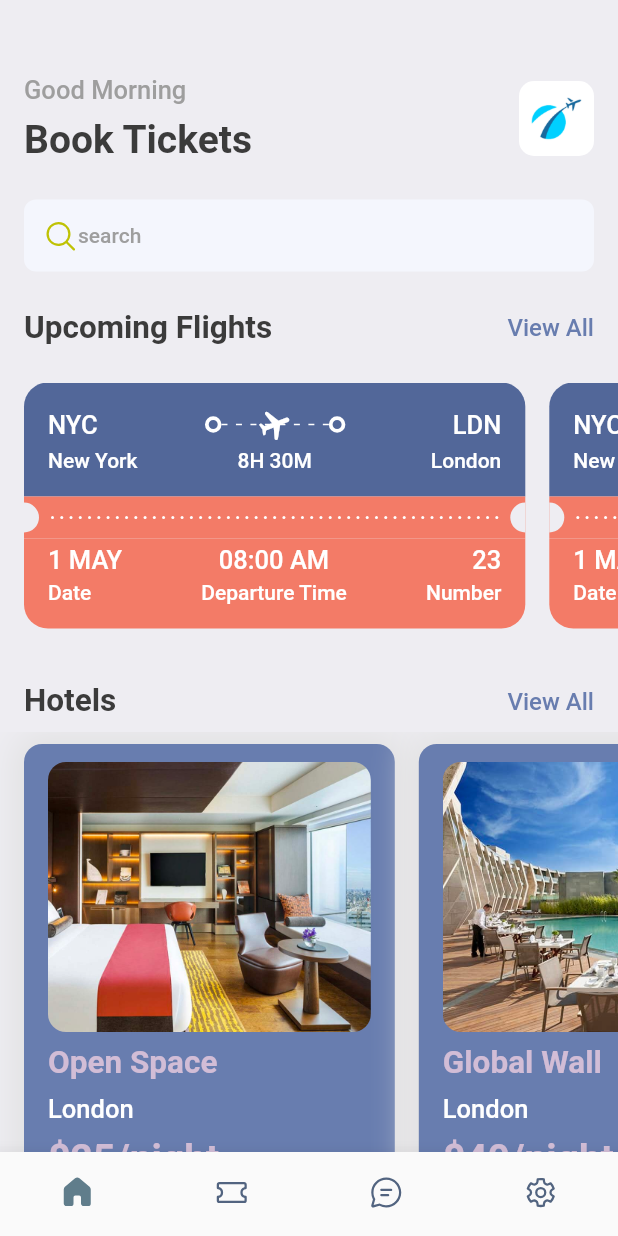
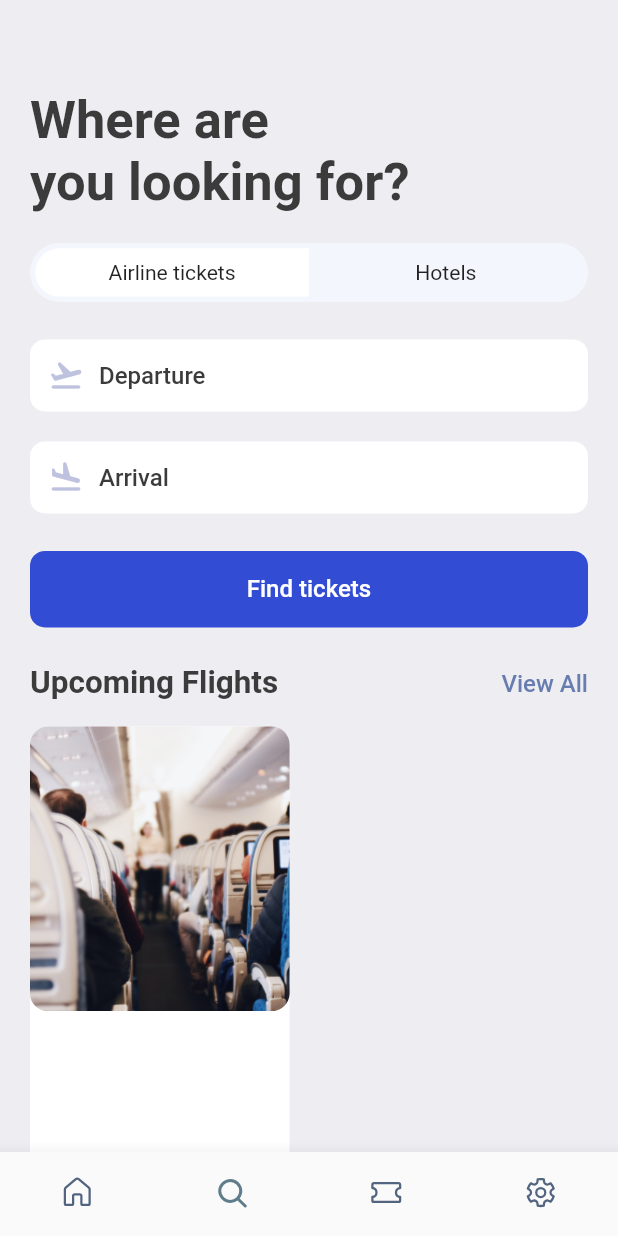
Before and after one commit to arunlam/flutterlearn, a Flutter app: the screen it shows after launch, on a phone screen of 412 x 824 dp. Run offline on Flutter 3.47's test engine with Material 2 defaults, Android fonts, the phone set to English and light mode, and no system bars; our stand-ins replace fluentui_icons, gap, get.

Commit message:
search-screen

```diff
--- a/lib/screens/bottom_bar.dart
+++ b/lib/screens/bottom_bar.dart
@@ -1,5 +1,6 @@
 import 'package:bookticket/screens/chat_screen.dart';
 import 'package:bookticket/screens/home_screen.dart';
+import 'package:bookticket/screens/search_screen.dart';
 import 'package:bookticket/screens/setting_screen.dart';
 import 'package:bookticket/screens/ticket_screen.dart';
 import 'package:fluentui_icons/fluentui_icons.dart';
@@ -13,11 +14,11 @@ class BottomBar extends StatefulWidget {
 }
 
 class _BottomBarState extends State<BottomBar> {
-  int _selectedBottomItem = 0;
+  int _selectedBottomItem = 1;
   static final List<Widget> _widgetOptions = <Widget>[
     const HomeScreen(),
+    const SearchScreen(),
     const TicketScreen(),
-    const ChatScreen(),
     const SettingScreen(),
   ];
 
@@ -49,14 +50,14 @@ class _BottomBarState extends State<BottomBar> {
                 activeIcon: Icon(FluentSystemIcons.ic_fluent_home_filled),
                 label: 'Home'),
             BottomNavigationBarItem(
+              icon: Icon(FluentSystemIcons.ic_fluent_search_regular),
+              activeIcon: Icon(FluentSystemIcons.ic_fluent_search_filled),
+              label: 'Search',
+            ),
+            BottomNavigationBarItem(
               icon: Icon(FluentSystemIcons.ic_fluent_ticket_regular),
               activeIcon: Icon(FluentSystemIcons.ic_fluent_ticket_filled),
               label: 'Ticket',
-            ),
-            BottomNavigationBarItem(
-              icon: Icon(FluentSystemIcons.ic_fluent_chat_regular),
-              activeIcon: Icon(FluentSystemIcons.ic_fluent_chat_filled),
-              label: 'Chat',
             ),
             BottomNavigationBarItem(
               icon: Icon(FluentSystemIcons.ic_fluent_settings_regular),
--- a/lib/screens/home_screen.dart
+++ b/lib/screens/home_screen.dart
@@ -2,6 +2,7 @@ import 'package:bookticket/screens/hotel_screen.dart';
 import 'package:bookticket/screens/ticket_view.dart';
 import 'package:bookticket/utils/app_info_list.dart';
 import 'package:bookticket/utils/app_styles.dart';
+import 'package:bookticket/widgets/double_text_widget.dart';
 import 'package:fluentui_icons/fluentui_icons.dart';
 import 'package:flutter/material.dart';
 import 'package:gap/gap.dart';
@@ -69,25 +70,8 @@ class HomeScreen extends StatelessWidget {
                   ),
                 ),
                 const Gap(25),
-                Row(
-                  mainAxisAlignment: MainAxisAlignment.spaceBetween,
-                  children: [
-                    Text(
-                      'Upcoming Flights',
-                      style: AppStyles.headlineStyle2,
-                    ),
-                    InkWell(
-                      onTap: () {
-                        print('you tapped.');
-                      },
-                      child: Text(
-                        'View All',
-                        style: AppStyles.textStyle
-                            .copyWith(color: AppStyles.primaryColor),
-                      ),
-                    ),
-                  ],
-                ),
+                const AppDoubleTextWidget(
+                    bigText: 'Upcoming Flights', smallText: 'View All'),
               ],
             ),
           ),
@@ -96,36 +80,14 @@ class HomeScreen extends StatelessWidget {
             scrollDirection: Axis.horizontal,
             padding: const EdgeInsets.only(left: 16),
             child: Row(
-              children: const [
-                TicketView(),
-                TicketView(),
-                TicketView(),
-                TicketView(),
-              ],
+              children: ticketList.map((e) => TicketView(ticket: e)).toList(),
             ),
           ),
           // const Gap(8),
           Container(
             padding: const EdgeInsets.symmetric(horizontal: 16),
-            child: Row(
-              mainAxisAlignment: MainAxisAlignment.spaceBetween,
-              children: [
-                Text(
-                  'Hotels',
-                  style: AppStyles.headlineStyle2,
-                ),
-                InkWell(
-                  onTap: () {
-                    print('you tapped.');
-                  },
-                  child: Text(
-                    'View All',
-                    style: AppStyles.textStyle
-                        .copyWith(color: AppStyles.primaryColor),
-                  ),
-                ),
-              ],
-            ),
+            child: const AppDoubleTextWidget(
+                bigText: 'Hotels', smallText: 'View All'),
           ),
           const Gap(8),
           SingleChildScrollView(
--- /dev/null
+++ b/lib/screens/search_screen.dart
@@ -0,0 +1,124 @@
+import 'package:bookticket/utils/app_layout.dart';
+import 'package:bookticket/widgets/icon_text_widget.dart';
+import 'package:flutter/material.dart';
+import 'package:bookticket/utils/app_styles.dart';
+import 'package:gap/gap.dart';
+
+import '../widgets/double_text_widget.dart';
+
+class SearchScreen extends StatelessWidget {
+  const SearchScreen({Key? key}) : super(key: key);
+
+  @override
+  Widget build(BuildContext context) {
+    final size = AppLayout.getSize(context);
+    return Scaffold(
+      backgroundColor: AppStyles.bgColor,
+      body: ListView(
+        padding: EdgeInsets.symmetric(
+            horizontal: AppLayout.getWidth(20),
+            vertical: AppLayout.getHeight(20)),
+        children: [
+          Gap(AppLayout.getHeight(40)),
+          Text(
+            "Where are\nyou looking for?",
+            style: AppStyles.headlineStyle1
+                .copyWith(fontSize: AppLayout.getWidth(35)),
+          ),
+          Gap(AppLayout.getHeight(20)),
+          FittedBox(
+            child: Container(
+              padding: EdgeInsets.all(AppLayout.getHeight(3.5)),
+              decoration: BoxDecoration(
+                borderRadius: BorderRadius.circular(AppLayout.getHeight(50)),
+                color: const Color(0xFFF4F6FD),
+              ),
+              child: Row(children: [
+                /* Airline tickets */
+                Container(
+                  width: AppLayout.getScreenWidth() * AppLayout.getWidth(0.44),
+                  padding:
+                      EdgeInsets.symmetric(vertical: AppLayout.getHeight(8)),
+                  decoration: BoxDecoration(
+                    borderRadius: BorderRadius.horizontal(
+                        left: Radius.circular(AppLayout.getHeight(50))),
+                    color: Colors.white,
+                  ),
+                  child: const Center(child: Text('Airline tickets')),
+                ),
+                /* Hotels */
+                Container(
+                  width: AppLayout.getScreenWidth() * AppLayout.getWidth(0.44),
+                  padding:
+                      EdgeInsets.symmetric(vertical: AppLayout.getHeight(8)),
+                  decoration: BoxDecoration(
+                    borderRadius: BorderRadius.horizontal(
+                        right: Radius.circular(AppLayout.getHeight(50))),
+                    color: Colors.transparent,
+                  ),
+                  child: const Center(child: Text('Hotels')),
+                ),
+              ]),
+            ),
+          ),
+          Gap(AppLayout.getHeight(25)),
+          const AppIconText(
+              icon: Icons.flight_takeoff_rounded, text: 'Departure'),
+          Gap(AppLayout.getHeight(20)),
+          const AppIconText(icon: Icons.flight_land_rounded, text: 'Arrival'),
+          Gap(AppLayout.getHeight(25)),
+          Container(
+            padding: EdgeInsets.symmetric(
+              horizontal: AppLayout.getWidth(16),
+              vertical: AppLayout.getHeight(16),
+            ),
+            decoration: BoxDecoration(
+              borderRadius: BorderRadius.circular(AppLayout.getWidth(10)),
+              color: const Color(0xD91130CE),
+            ),
+            child: Center(
+              child: Text(
+                'Find tickets',
+                style: AppStyles.textStyle.copyWith(color: Colors.white),
+              ),
+            ),
+          ),
+          Gap(AppLayout.getHeight(25)),
+          const AppDoubleTextWidget(
+              bigText: 'Upcoming Flights', smallText: 'View All'),
+          Gap(AppLayout.getHeight(16)),
+          Row(
+            children: [
+              Container(
+                height: AppLayout.getHeight(400),
+                width: size.width * 0.42,
+                decoration: BoxDecoration(
+                  color: Colors.white,
+                  borderRadius: BorderRadius.circular(
+                    AppLayout.getHeight(12),
+                  ),
+                ),
+                child: Column(
+                  children: [
+                    Container(
+                      height: AppLayout.getHeight(190),
+                      decoration: BoxDecoration(
+                        image: const DecorationImage(
+                          fit: BoxFit.cover,
+                          image: AssetImage("assets/images/sit.jpg"),
+                        ),
+                        borderRadius: BorderRadius.circular(
+                          AppLayout.getHeight(12),
+                        ),
+                      ),
+                    ),
+                  ],
+                ),
+              ),
+            ],
+          ),
+        ],
+      ),
+    );
+  }
+}
--- a/lib/screens/ticket_view.dart
+++ b/lib/screens/ticket_view.dart
@@ -5,26 +5,27 @@ import 'package:flutter/material.dart';
 import 'package:gap/gap.dart';
 
 class TicketView extends StatelessWidget {
-  const TicketView({Key? key}) : super(key: key);
+  final Map<String, dynamic> ticket;
+  const TicketView({Key? key, required this.ticket}) : super(key: key);
 
   @override
   Widget build(BuildContext context) {
     final size = AppLayout.getSize(context);
     return SizedBox(
       width: size.width * 0.85,
-      height: 200,
+      height: AppLayout.getHeight(200),
       child: Container(
-        margin: const EdgeInsets.only(right: 16),
+        margin: EdgeInsets.only(right: AppLayout.getWidth(16)),
         child: Column(
           mainAxisSize: MainAxisSize.min,
           children: [
             // ! showing the blue paart of the card/ticket
             Container(
-              decoration: const BoxDecoration(
-                color: Color(0xFF526799),
+              decoration: BoxDecoration(
+                color: const Color(0xFF526799),
                 borderRadius: BorderRadius.only(
-                  topLeft: Radius.circular(16),
-                  topRight: Radius.circular(16),
+                  topLeft: Radius.circular(AppLayout.getHeight(16)),
+                  topRight: Radius.circular(AppLayout.getHeight(16)),
                 ),
               ),
               padding: const EdgeInsets.all(16),
@@ -33,7 +34,7 @@ class TicketView extends StatelessWidget {
                   Row(
                     children: [
                       Text(
-                        'NYC',
+                        ticket['from']['code'].toString(),
                         style: AppStyles.headlineStyle3
                             .copyWith(color: Colors.white),
                       ),
@@ -81,7 +82,7 @@ class TicketView extends StatelessWidget {
                       const ThickContainer(),
                       const Spacer(),
                       Text(
-                        'LDN',
+                        ticket['to']['code'].toString(),
                         style: AppStyles.headlineStyle3
                             .copyWith(color: Colors.white),
                       )
@@ -94,20 +95,20 @@ class TicketView extends StatelessWidget {
                       SizedBox(
                         width: 100,
                         child: Text(
-                          'New York',
+                          ticket['from']['name'].toString(),
                           style: AppStyles.headlineStyle4
                               .copyWith(color: Colors.white),
                         ),
                       ),
                       Text(
-                        '8H 30M',
+                        ticket['flying_time'].toString(),
                         style: AppStyles.headlineStyle4
                             .copyWith(color: Colors.white),
                       ),
                       SizedBox(
                         width: 100,
                         child: Text(
-                          'London',
+                          ticket['to']['name'].toString(),
                           textAlign: TextAlign.end,
                           style: AppStyles.headlineStyle4
                               .copyWith(color: Colors.white),
@@ -124,15 +125,15 @@ class TicketView extends StatelessWidget {
               padding: const EdgeInsets.symmetric(vertical: 4),
               child: Row(
                 children: [
-                  const SizedBox(
-                    height: 20,
-                    width: 10,
+                  SizedBox(
+                    height: AppLayout.getHeight(20),
+                    width: AppLayout.getWidth(10),
                     child: DecoratedBox(
                       decoration: BoxDecoration(
-                        color: Color(0xFFEEEDF2),
+                        color: const Color(0xFFEEEDF2),
                         borderRadius: BorderRadius.only(
-                          topRight: Radius.circular(10),
-                          bottomRight: Radius.circular(10),
+                          topRight: Radius.circular(AppLayout.getWidth(10)),
+                          bottomRight: Radius.circular(AppLayout.getHeight(10)),
                         ),
                       ),
                     ),
@@ -148,10 +149,10 @@ class TicketView extends StatelessWidget {
                           mainAxisSize: MainAxisSize.max,
                           children: List.generate(
                             (constraints.constrainWidth() / 6).floor(),
-                            (index) => const SizedBox(
-                              width: 2,
-                              height: 2,
-                              child: DecoratedBox(
+                            (index) => SizedBox(
+                              width: AppLayout.getWidth(2),
+                              height: AppLayout.getHeight(2),
+                              child: const DecoratedBox(
                                 decoration: BoxDecoration(
                                     color: Colors.white,
                                     borderRadius:
@@ -163,15 +164,15 @@ class TicketView extends StatelessWidget {
                       }),
                     ),
                   ),
-                  const SizedBox(
-                    height: 20,
-                    width: 10,
+                  SizedBox(
+                    height: AppLayout.getHeight(20),
+                    width: AppLayout.getWidth(10),
                     child: DecoratedBox(
                       decoration: BoxDecoration(
-                        color: Color(0xFFEEEDF2),
+                        color: const Color(0xFFEEEDF2),
                         borderRadius: BorderRadius.only(
-                          topLeft: Radius.circular(10),
-                          bottomLeft: Radius.circular(10),
+                          topLeft: Radius.circular(AppLayout.getWidth(10)),
+                          bottomLeft: Radius.circular(AppLayout.getWidth(10)),
                         ),
                       ),
                     ),
@@ -182,13 +183,17 @@ class TicketView extends StatelessWidget {
             Container(
               decoration: BoxDecoration(
                 color: AppStyles.orangeColor,
-                borderRadius: const BorderRadius.only(
-                  bottomLeft: Radius.circular(16),
-                  bottomRight: Radius.circular(16),
+                borderRadius: BorderRadius.only(
+                  bottomLeft: Radius.circular(AppLayout.getHeight(16)),
+                  bottomRight: Radius.circular(AppLayout.getHeight(16)),
                 ),
               ),
-              padding: const EdgeInsets.only(
-                  left: 16, right: 16, bottom: 16, top: 4),
+              padding: EdgeInsets.only(
+                left: AppLayout.getWidth(16),
+                right: AppLayout.getWidth(16),
+                bottom: AppLayout.getHeight(16),
+                top: AppLayout.getHeight(4),
+              ),
               child: Column(
                 children: [
                   Row(
@@ -197,7 +202,7 @@ class TicketView extends StatelessWidget {
                       Column(
                         crossAxisAlignment: CrossAxisAlignment.start,
                         children: [
-                          Text('1 MAY',
+                          Text(ticket['date'].toString(),
                               style: AppStyles.headlineStyle3
                                   .copyWith(color: Colors.white)),
                           const Gap(4),
@@ -210,7 +215,7 @@ class TicketView extends StatelessWidget {
                       Column(
                         crossAxisAlignment: CrossAxisAlignment.center,
                         children: [
-                          Text('08:00 AM',
+                          Text(ticket['departure_time'].toString(),
                               style: AppStyles.headlineStyle3
                                   .copyWith(color: Colors.white)),
                           const Gap(4),
@@ -223,7 +228,7 @@ class TicketView extends StatelessWidget {
                       Column(
                         crossAxisAlignment: CrossAxisAlignment.end,
                         children: [
-                          Text('23',
+                          Text(ticket['number'].toString(),
                               style: AppStyles.headlineStyle3
                                   .copyWith(color: Colors.white)),
                           const Gap(4),
--- a/lib/utils/app_info_list.dart
+++ b/lib/utils/app_info_list.dart
@@ -20,3 +20,22 @@ List<Map<String, dynamic>> hotelList = [
     'price': 68
   },
 ];
+
+List<Map<String, dynamic>> ticketList = [
+  {
+    'from': {'code': "NYC", 'name': "New-York"},
+    'to': {'code': "LDN", 'name': "London"},
+    'flying_time': '8H 30M',
+    'date': "1 MAY",
+    'departure_time': "08:00 AM",
+    "number": 23
+  },
+  {
+    'from': {'code': "DK", 'name': "Dhaka"},
+    'to': {'code': "SH", 'name': "Shanghai"},
+    'flying_time': '4H 20M',
+    'date': "10 MAY",
+    'departure_time': "09:00 AM",
+    "number": 45
+  },
+];
--- a/lib/utils/app_layout.dart
+++ b/lib/utils/app_layout.dart
@@ -1,7 +1,26 @@
 import 'package:flutter/material.dart';
+import 'package:get/get.dart';
 
 class AppLayout {
   static getSize(BuildContext context) {
     return MediaQuery.of(context).size;
   }
+
+  static double getScreenWidth() {
+    return Get.width;
+  }
+
+  static double getScreenHeight() {
+    return Get.height;
+  }
+
+  static double getHeight(double pixels) {
+    double x = getScreenHeight() / pixels; // get propotion
+    return getScreenHeight() / x;
+  }
+
+  static double getWidth(double pixels) {
+    double x = getScreenWidth() / pixels; // get propotion
+    return getScreenWidth() / x;
+  }
 }
--- /dev/null
+++ b/lib/widgets/double_text_widget.dart
@@ -0,0 +1,33 @@
+import 'package:flutter/material.dart';
+
+import '../utils/app_styles.dart';
+
+class AppDoubleTextWidget extends StatelessWidget {
+  final String bigText;
+  final String smallText;
+  const AppDoubleTextWidget(
+      {Key? key, required this.bigText, required this.smallText})
+      : super(key: key);
+
+  @override
+  Widget build(BuildContext context) {
+    return Row(
+      mainAxisAlignment: MainAxisAlignment.spaceBetween,
+      children: [
+        Text(
+          bigText,
+          style: AppStyles.headlineStyle2,
+        ),
+        InkWell(
+          onTap: () {
+            print('you tapped.');
+          },
+          child: Text(
+            smallText,
+            style: AppStyles.textStyle.copyWith(color: AppStyles.primaryColor),
+          ),
+        ),
+      ],
+    );
+  }
+}
--- /dev/null
+++ b/lib/widgets/icon_text_widget.dart
@@ -0,0 +1,39 @@
+import 'package:flutter/material.dart';
+import 'package:gap/gap.dart';
+
+import '../utils/app_layout.dart';
+import '../utils/app_styles.dart';
+
+class AppIconText extends StatelessWidget {
+  final IconData icon;
+  final String text;
+  const AppIconText({Key? key, required this.icon, required this.text})
+      : super(key: key);
+
+  @override
+  Widget build(BuildContext context) {
+    return Container(
+      padding: EdgeInsets.symmetric(
+        horizontal: AppLayout.getWidth(12),
+        vertical: AppLayout.getHeight(12),
+      ),
+      decoration: BoxDecoration(
+        borderRadius: BorderRadius.circular(AppLayout.getWidth(10)),
+        color: Colors.white,
+      ),
+      child: Row(
+        children: [
+          Icon(
+            icon,
+            color: const Color(0xFFBFC2DF),
+          ),
+          Gap(AppLayout.getWidth(10)),
+          Text(
+            text,
+            style: AppStyles.textStyle,
+          )
+        ],
+      ),
+    );
+  }
+}
--- a/pubspec.yaml
+++ b/pubspec.yaml
@@ -32,6 +32,7 @@ dependencies:
   cupertino_icons: ^1.0.2
   fluentui_icons: ^1.0.0
   gap: ^2.0.0
+  get:
 
 dev_dependencies:
   flutter_lints: ^2.0.0
```
Also changed, not shown: pubspec.lock.
